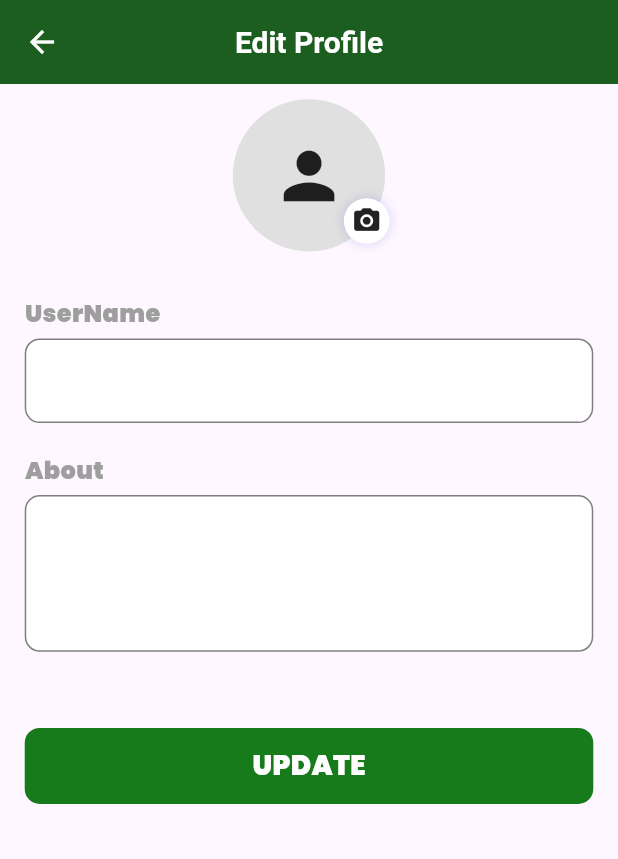
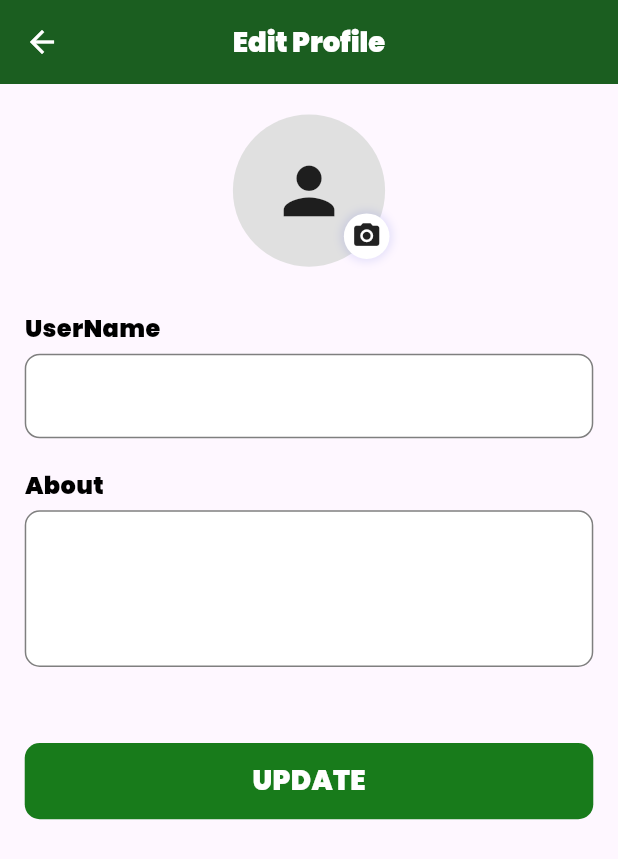
Before and after one commit to DevraajSinghGill/TERRA_Zero_Waste_App_FYP, a Flutter app: the EditProfileScreen screen opened directly with empty values, on a phone screen of 412 x 824 dp. Shown: the top 859 px of the screen. Run offline on Flutter 3.47's test engine with Material 3 defaults, Android fonts, the phone set to English and light mode, and no system bars; our stand-ins replace awesome_dialog, cached_network_image, cloud_firestore, confetti, dash_chat_2, firebase_auth and 13 more; accounts and stored records are empty.

Commit message:
Commit 3

```diff
--- a/lib/screens/custom_navbar/profile/edit_profile_screen.dart
+++ b/lib/screens/custom_navbar/profile/edit_profile_screen.dart
@@ -36,7 +36,10 @@ class _EditProfileScreenState extends State<EditProfileScreen> {
 
     return Scaffold(
       appBar: AppBar(
-        title: Text("Edit Profile"),
+        title: Text(
+          "Edit Profile",
+          style: AppTextStyles.nunitoBold.copyWith(color: Colors.white), // Set font color to white
+        ),
       ),
       body: Padding(
         padding: EdgeInsets.symmetric(horizontal: 15.w),
@@ -44,17 +47,17 @@ class _EditProfileScreenState extends State<EditProfileScreen> {
           child: Column(
             crossAxisAlignment: CrossAxisAlignment.start,
             children: [
-              SizedBox(height: 10.h),
+              SizedBox(height: 20.h),
               ProfileImagePortion(userModel: widget.userModel),
               SizedBox(height: 30),
-              Text("UserName", style: AppTextStyles.nunitoBold.copyWith(fontSize: 16, color: AppColors.primaryGrey)),
+              Text("UserName", style: AppTextStyles.nunitoBold.copyWith(fontSize: 16, color: AppColors.primaryBlack)),
               SizedBox(height: 5),
               CustomTextInput(
                 controller: AppTextController.usernameController,
                 hintText: widget.userModel.username,
               ),
               SizedBox(height: 20),
-              Text("About", style: AppTextStyles.nunitoBold.copyWith(fontSize: 16, color: AppColors.primaryGrey)),
+              Text("About", style: AppTextStyles.nunitoBold.copyWith(fontSize: 16, color: AppColors.primaryBlack)),
               SizedBox(height: 5),
               CustomTextInput(
                 controller: AppTextController.aboutController,
```
Also changed, not shown: lib/gamification/home_page_activites.dart (+12 -12 lines), lib/screens/custom_navbar/home/comment_screen.dart (+17 -8 lines).
